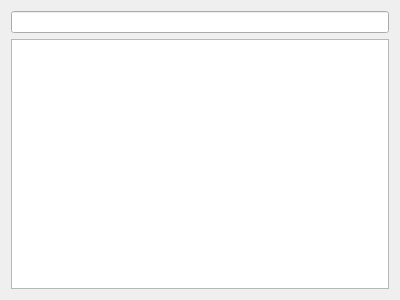
Before: the Qt Designer form burgos.ui in madjar/burgos, drawn with Qt 5.
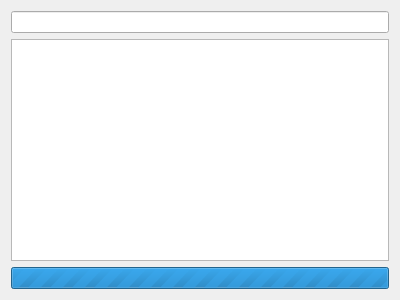
After: the same form once the commit is applied.

Diff of the .ui file:
```diff
--- a/burgos.ui
+++ b/burgos.ui
@@ -20,6 +20,16 @@
    <item>
     <widget class="QTreeView" name="treeView"/>
    </item>
+   <item>
+    <widget class="QProgressBar" name="progressBar">
+     <property name="maximum">
+      <number>0</number>
+     </property>
+     <property name="value">
+      <number>0</number>
+     </property>
+    </widget>
+   </item>
   </layout>
  </widget>
  <tabstops>
```
